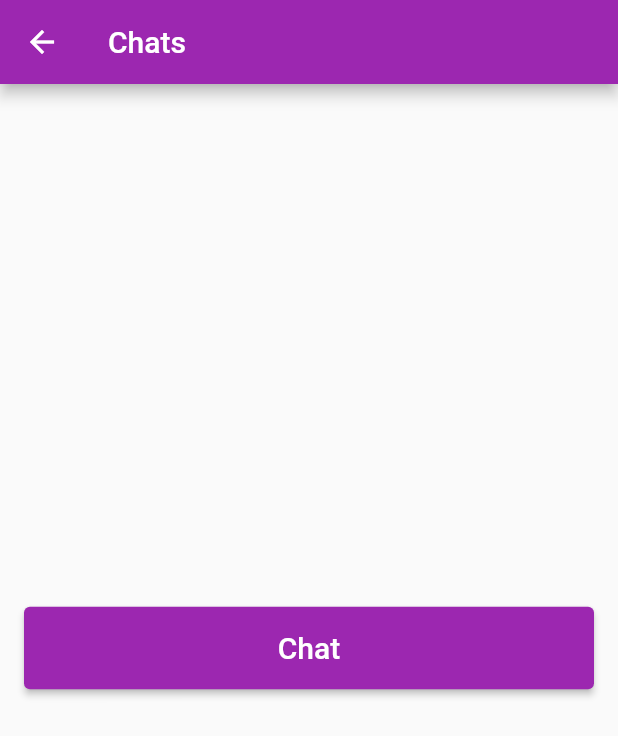
After one commit to dev-marlonsantos/melhor-negocio, a Flutter app: the Chats screen opened by its route, on a phone screen of 412 x 824 dp. The commit adds this screen. Shown: the top 736 px of the screen. Run offline on Flutter 3.47's test engine with Material 2 defaults, Android fonts, the phone set to English and light mode, and no system bars; our stand-ins replace firebase_auth, firebase_core, image_picker; accounts and stored records are empty.

Commit message:
Criado rotas e classes das telas de Chats e de conversa

```diff
--- a/lib/route_generator.dart
+++ b/lib/route_generator.dart
@@ -1,7 +1,9 @@
 import 'package:flutter/material.dart';
+import 'package:melhor_negocio/views/conversa.dart';
 import 'package:melhor_negocio/views/login.dart';
 import 'package:melhor_negocio/views/posts.dart';
 import 'package:melhor_negocio/views/register.dart';
+import 'package:melhor_negocio/views/chats.dart';
 
 class RouteGenerator {
   static Route<dynamic> generateRoute(RouteSettings settings) {
@@ -13,6 +15,10 @@ class RouteGenerator {
         return MaterialPageRoute(builder: (_) => const Login());
       case "/register":
         return MaterialPageRoute(builder: (_) => const Register());
+      case "/chats":
+        return MaterialPageRoute(builder: (_) => const Chats());
+      case "/conversa":
+      return MaterialPageRoute(builder: (_) => const Conversa());
       default:
         throw _routeError;
     }
--- /dev/null
+++ b/lib/views/chats.dart
@@ -0,0 +1,42 @@
+import 'package:flutter/material.dart';
+
+class Chats extends StatefulWidget {
+  const Chats({Key? key}) : super(key: key);
+
+  @override
+  State<Chats> createState() => _ChatsState();
+}
+
+class _ChatsState extends State<Chats> {
+  @override
+  Widget build(BuildContext context) {
+    return Scaffold(
+      appBar: AppBar(
+        title: const Text("Chats"),
+      ),
+      body: Container(
+          padding: const EdgeInsets.all(16),
+          child: Center(
+              child: SingleChildScrollView(
+                child: Column(
+                    crossAxisAlignment: CrossAxisAlignment.stretch,
+                    children: <Widget>[
+                      Padding(
+                          padding: const EdgeInsets.fromLTRB(0, 0, 0, 16),
+                          child: ElevatedButton(
+                            child: const Padding(
+                              padding: EdgeInsets.fromLTRB(32, 16, 32, 16),
+                              child: Text(
+                                "Chat",
+                                style: TextStyle(color: Colors.white, fontSize: 20),
+                              ),
+                            ),
+                            onPressed: () {
+                              Navigator.pushNamed(context, "/conversa");
+                            },
+                          ))
+                    ]),
+              ))),
+    );
+  }
+}
--- a/lib/views/login.dart
+++ b/lib/views/login.dart
@@ -24,7 +24,7 @@ class _LoginState extends State<Login> {
     auth
         .signInWithEmailAndPassword(email: user.email, password: user.password)
         .then((firebaseUser) {
-      Navigator.pushReplacementNamed(context, "");
+      Navigator.pushReplacementNamed(context, "/chats");
     });
   }
 
@@ -38,7 +38,7 @@ class _LoginState extends State<Login> {
       _userLogin(user);
     } else {
       setState(() {
-        _errorMessage = "Preencha o e-mail e senha!";
+        _errorMessage = "Campos de E-mail e Senha são obrigatórios!";
         print(_errorMessage);
       });
     }
```
Also changed, not shown: lib/views/conversa.dart (added, +29 -0 lines), pubspec.lock, 1 other file.
